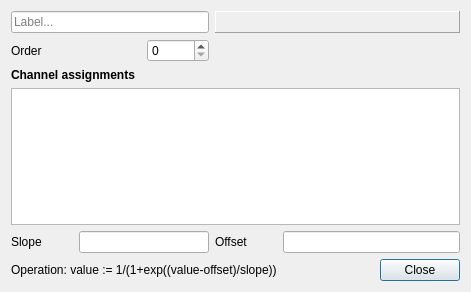
First picture: the form in src/gui/channelsinusoiddlg.ui, repository CompEphys-team/stdpc, before the edit.
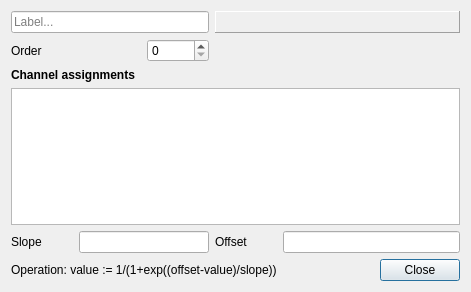
Second picture: the form after the edit. Custom widgets are drawn as their Qt base class.

Commit message: Invert sinusoid to canonical (positive-slope) sign

```diff
--- a/src/gui/channelsinusoiddlg.ui
+++ b/src/gui/channelsinusoiddlg.ui
@@ -115,7 +115,7 @@
    <item row="5" column="0" colspan="4">
     <widget class="QLabel" name="label_3">
      <property name="text">
-      <string>Operation: value := 1/(1+exp((value-offset)/slope))</string>
+      <string>Operation: value := 1/(1+exp((offset-value)/slope))</string>
      </property>
     </widget>
    </item>
```
The commit also changes 1 other file.
